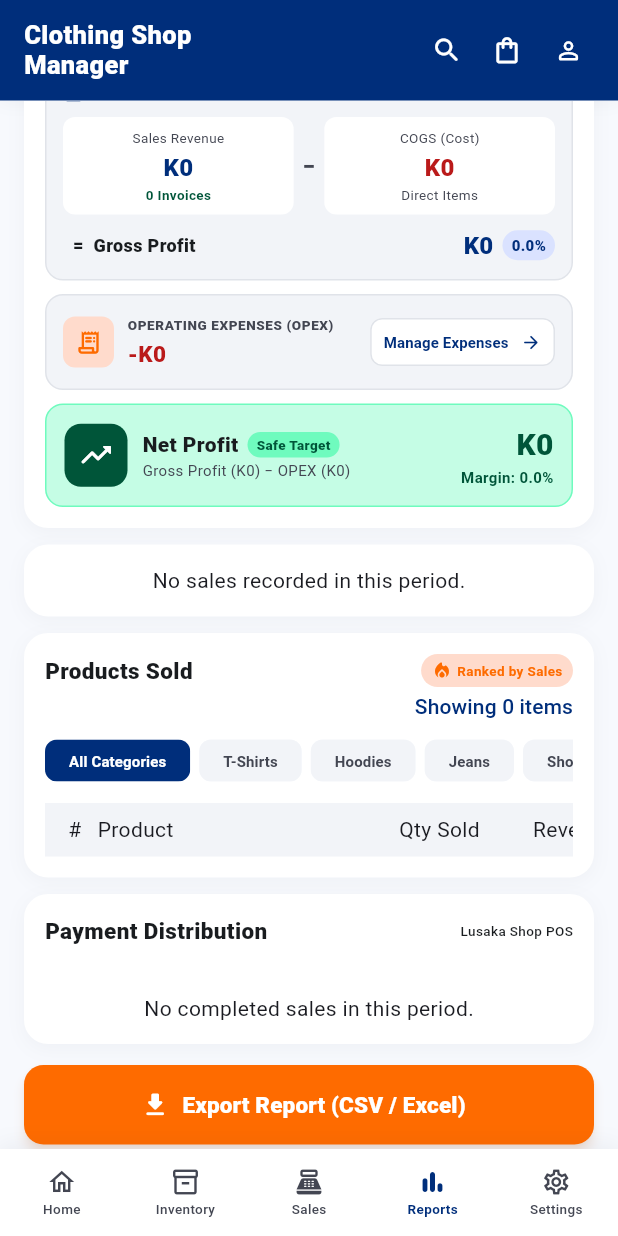
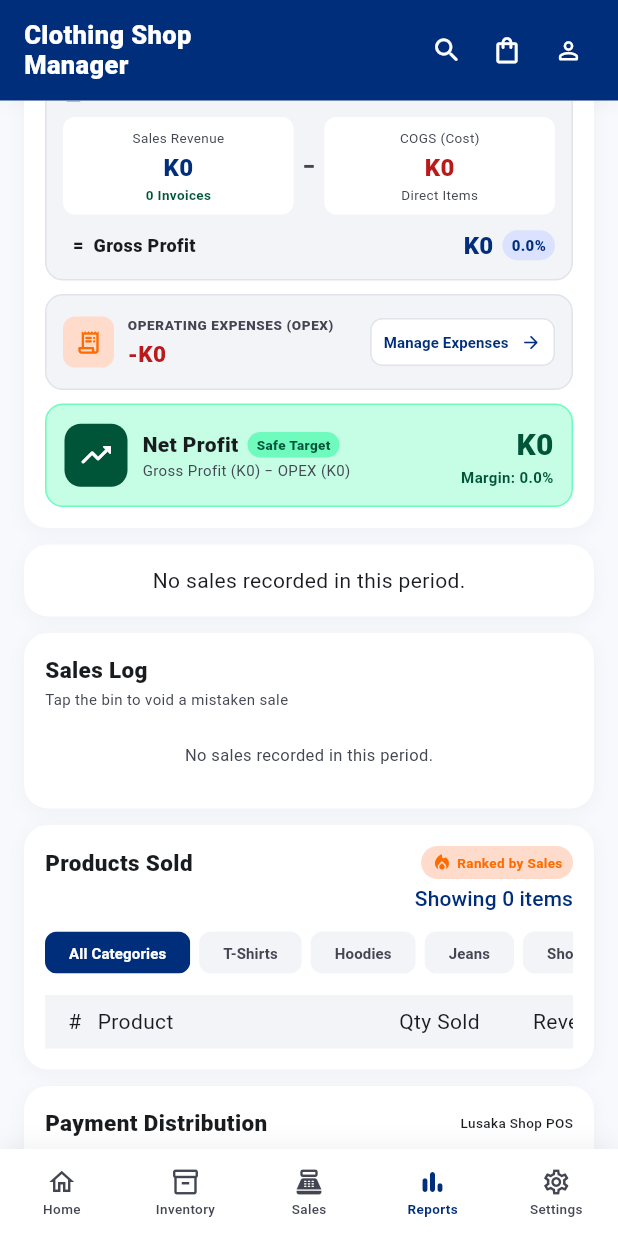
Before and after one commit to Dsimf/malonda_yanga, a Flutter app: the ReportsPage screen opened by its route, scrolled down 576 dp, on a phone screen of 412 x 824 dp. Run offline on Flutter 3.47's test engine with Material 3 defaults, Android fonts, the phone set to English and light mode, and no system bars; our stand-ins replace flutter_secure_storage, image_picker, printing, share_plus, shared_preferences; missing offline and left inert: mobile_scanner; accounts and stored records are empty; network calls fail.

Commit message:
added few

```diff
--- a/lib/pages/reports_page.dart
+++ b/lib/pages/reports_page.dart
@@ -312,6 +312,15 @@ class _ReportsPageState extends State<ReportsPage> with RouteAware {
                 const SizedBox(height: 11),
                 _SalesChartCard(days: _dailySales),
                 const SizedBox(height: 11),
+                _SalesLogCard(
+                  sales: _report?['sales'] is List
+                      ? (_report!['sales'] as List)
+                            .whereType<Map<String, dynamic>>()
+                            .toList()
+                      : const <Map<String, dynamic>>[],
+                  onDeleted: _loadReport,
+                ),
+                const SizedBox(height: 11),
                 _ProductsSoldCard(
                   selectedCategory: _selectedCategory,
                   categories: _categories,
@@ -1204,6 +1213,146 @@ class _SummaryMetric extends StatelessWidget {
   );
 }
 
+class _SalesLogCard extends StatefulWidget {
+  const _SalesLogCard({required this.sales, required this.onDeleted});
+
+  final List<Map<String, dynamic>> sales;
+  final VoidCallback onDeleted;
+
+  @override
+  State<_SalesLogCard> createState() => _SalesLogCardState();
+}
+
+class _SalesLogCardState extends State<_SalesLogCard> {
+  bool _deleting = false;
+
+  Future<void> _deleteSale(Map<String, dynamic> sale) async {
+    final confirmed = await showDialog<bool>(
+      context: context,
+      builder: (dialogContext) => AlertDialog(
+        title: const Text('Delete sale?'),
+        content: Text(
+          'This removes the K${(sale['total'] as num?)?.toStringAsFixed(2) ?? '0'} '
+          'record permanently. Sold stock will not be returned automatically.',
+        ),
+        actions: [
+          TextButton(
+            onPressed: () => Navigator.pop(dialogContext, false),
+            child: const Text('Cancel'),
+          ),
+          FilledButton(
+            onPressed: () => Navigator.pop(dialogContext, true),
+            style: FilledButton.styleFrom(backgroundColor: ShopColors.red),
+            child: const Text('Delete'),
+          ),
+        ],
+      ),
+    );
+    if (confirmed != true || !mounted) return;
+    setState(() => _deleting = true);
+    try {
+      await ApiClient.deleteSale(sale['id'] as String);
+      if (!mounted) return;
+      showShopMessage(context, 'Sale deleted.');
+      widget.onDeleted();
+    } on ApiException catch (error) {
+      if (mounted) showShopMessage(context, error.message);
+    } finally {
+      if (mounted) setState(() => _deleting = false);
+    }
+  }
+
+  @override
+  Widget build(BuildContext context) {
+    final sales = widget.sales;
+    return _ReportCard(
+      child: Column(
+        crossAxisAlignment: CrossAxisAlignment.start,
+        children: [
+          const Text(
+            'Sales Log',
+            style: TextStyle(
+              color: ShopColors.text,
+              fontSize: 15,
+              fontWeight: FontWeight.w800,
+            ),
+          ),
+          const SizedBox(height: 2),
+          const Text(
+            'Tap the bin to void a mistaken sale',
+            style: TextStyle(color: ShopColors.muted, fontSize: 10),
+          ),
+          const SizedBox(height: 8),
+          if (_deleting) const LinearProgressIndicator(),
+          if (sales.isEmpty)
+            const Padding(
+              padding: EdgeInsets.symmetric(vertical: 14),
+              child: Center(
+                child: Text(
+                  'No sales recorded in this period.',
+                  style: TextStyle(color: ShopColors.muted, fontSize: 11),
+                ),
+              ),
+            ),
+          for (final sale in sales)
+            Container(
+              padding: const EdgeInsets.symmetric(horizontal: 10, vertical: 8),
+              decoration: const BoxDecoration(
+                border: Border(bottom: BorderSide(color: ShopColors.pale)),
+              ),
+              child: Row(
+                children: [
+                  Expanded(
+                    child: Column(
+                      crossAxisAlignment: CrossAxisAlignment.start,
+                      children: [
+                        Text(
+                          '${sale['payment_method'] ?? 'Sale'} • '
+                          '${sale['sale_type'] ?? 'Walk-in'}',
+                          style: const TextStyle(
+                            color: ShopColors.text,
+                            fontSize: 11,
+                            fontWeight: FontWeight.w700,
+                          ),
+                        ),
+                        Text(
+                          sale['sold_at']?.toString().substring(0, 16) ?? '',
+                          style: const TextStyle(
+                            color: ShopColors.muted,
+                            fontSize: 9,
+                          ),
+                        ),
+                      ],
+                    ),
+                  ),
+                  Text(
+                    'K${(sale['total'] as num?)?.toStringAsFixed(2) ?? '0'}',
+                    style: const TextStyle(
+                      color: ShopColors.text,
+                      fontSize: 12,
+                      fontWeight: FontWeight.w800,
+                    ),
+                  ),
+                  const SizedBox(width: 6),
+                  IconButton(
+                    key: Key('deleteSale${sale['id']}'),
+                    tooltip: 'Delete sale',
+                    onPressed: _deleting ? null : () => _deleteSale(sale),
+                    icon: const Icon(
+                      Icons.delete_outline_rounded,
+                      color: ShopColors.red,
+                      size: 19,
+                    ),
+                  ),
+                ],
+              ),
+            ),
+        ],
+      ),
+    );
+  }
+}
+
 class _SalesChartCard extends StatefulWidget {
   const _SalesChartCard({required this.days});
 
--- a/lib/services/api_client.dart
+++ b/lib/services/api_client.dart
@@ -155,6 +155,11 @@ class ApiClient {
         '/sales',
         body: data,
       ).then((value) => value as Map<String, dynamic>);
+
+  /// Voids/removes a sale that was recorded by mistake.
+  static Future<void> deleteSale(String saleId) async {
+    await _send('DELETE', '/sales/$saleId');
+  }
 
   static Future<List<Map<String, dynamic>>> laybys() async =>
       ((await _send('GET', '/laybys')) as List).cast<Map<String, dynamic>>();
--- a/lib/services/urban7_branding.dart
+++ b/lib/services/urban7_branding.dart
@@ -61,12 +61,13 @@ class Urban7 {
   /// Sale channels recorded on every sale.
   static const saleTypes = ['Walk-in', 'Online'];
 
-  /// Operating expense categories used on the reports page.
+  /// Operating expense categories used on the expenses page.
   static const expenseCategories = [
     'Salaries',
     'Rent',
     'Food',
     'Transport',
+    'Utilities',
     'GRZ Taxes',
     'Other',
   ];
```
Also changed, not shown: lib/pages/add_product_page.dart (+13 -2 lines), lib/pages/expenses_page.dart (+5 -3 lines), lib/pages/inventory_page.dart (+13 -0 lines), 2 other files.
